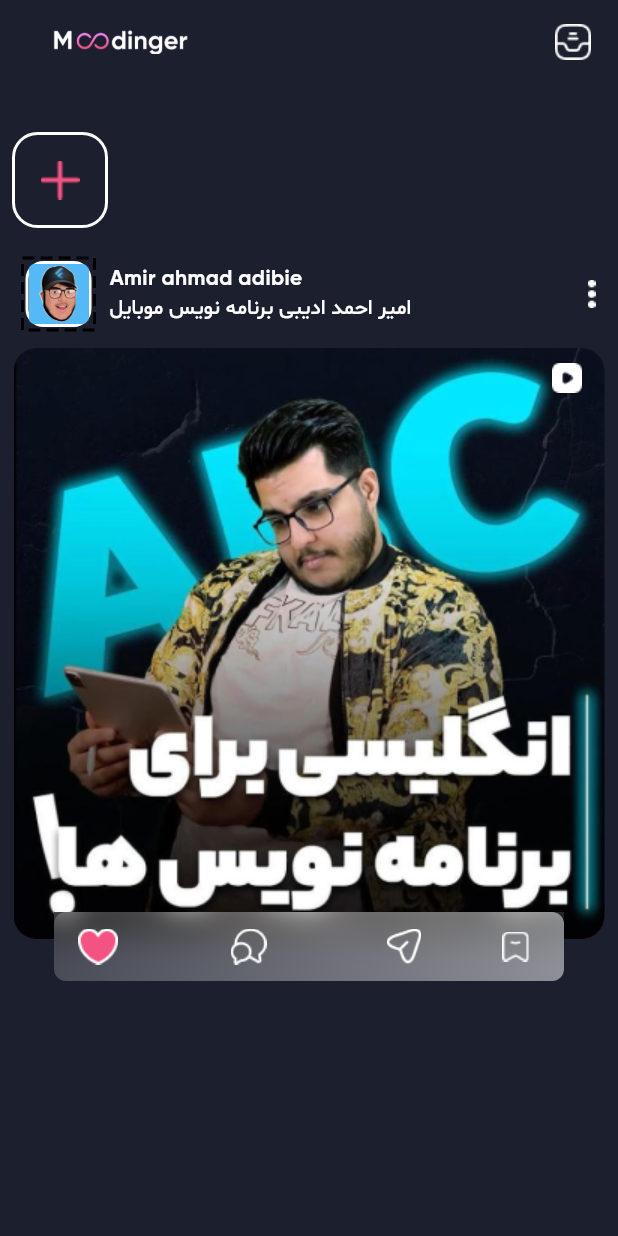
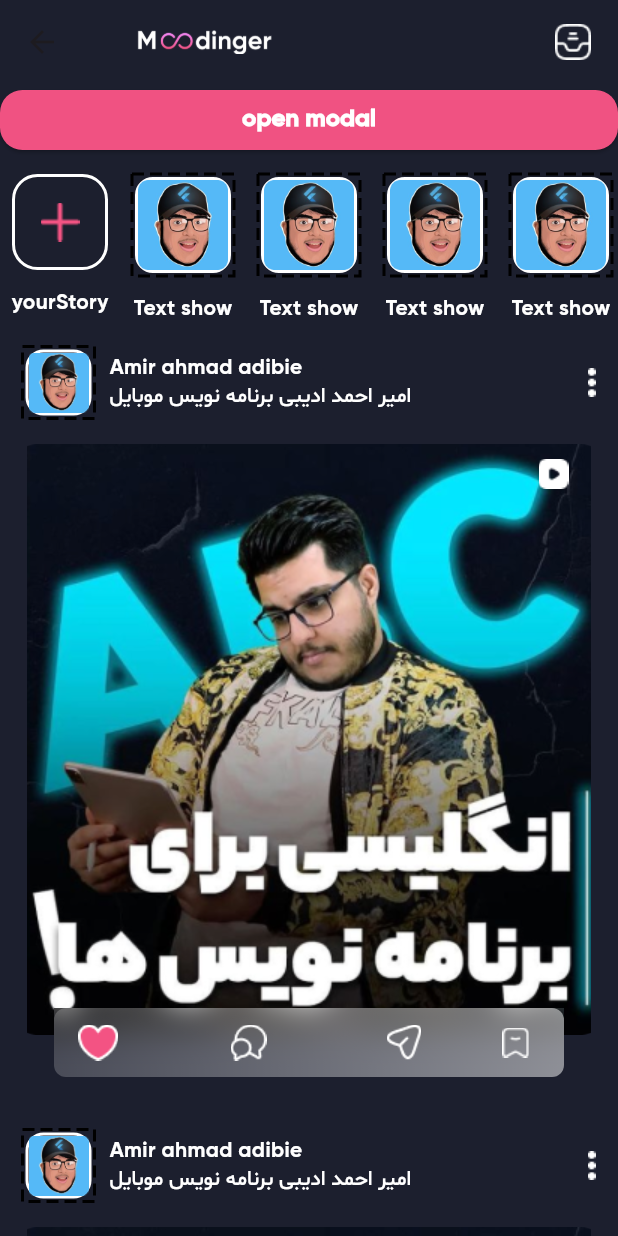
Before and after one commit to amirhoosian/instagram_clone, a Flutter app: the HomePageScreenPage screen opened directly, on a phone screen of 412 x 824 dp. Run offline on Flutter 3.47's test engine with Material 3 defaults, Android fonts, the phone set to English and light mode, and no system bars; drawn by our look-alikes of dotted_border.

Commit message:
add home and serach page

```diff
--- a/lib/main.dart
+++ b/lib/main.dart
@@ -1,5 +1,5 @@
 import 'package:flutter/material.dart';
-import 'package:instagram_clone/screens/home_page_screen/home_page_screen_page.dart';
+import 'package:instagram_clone/screens/serch_screen/serch_screen.dart';
 
 void main() {
   runApp(Application());
@@ -31,7 +31,7 @@
                     borderRadius: BorderRadius.circular(15))),
           )),
       debugShowCheckedModeBanner: false,
-      home: HomePageScreenPage(),
+      home: SearchScreen(),
     );
   }
 }
--- a/lib/screens/home_page_screen/home_page_screen_page.dart
+++ b/lib/screens/home_page_screen/home_page_screen_page.dart
@@ -2,6 +2,8 @@
 
 import 'package:dotted_border/dotted_border.dart';
 import 'package:flutter/material.dart';
+
+import '../../widget/bottomSahit.dart';
 
 class HomePageScreenPage extends StatelessWidget {
   const HomePageScreenPage({super.key});
@@ -27,14 +29,26 @@
           ],
         ),
         body: SafeArea(
-          child: Column(
-            children: [SizedBox(height: 24), showStory(), showPost()],
+          child: CustomScrollView(slivers: [
+            SliverToBoxAdapter(
+                child: ElevatedButton(
+                    onPressed: () {
+                      ModalBottomSheet(context);
+                    },
+                    child: Text('open modal'))),
+            SliverToBoxAdapter(child: storyShow()),
+            SliverList(
+              delegate: SliverChildBuilderDelegate((context, index) {
+                return showPost();
+              }, childCount: 7),
             ),
+          ]),
         ));
   }
 
   Widget showPost() {
     return Column(
+      mainAxisSize: MainAxisSize.max,
       children: [
         Padding(
           padding: const EdgeInsets.symmetric(vertical: 12, horizontal: 15),
@@ -77,7 +91,9 @@
             ],
           ),
         ),
-        Container(
+        Padding(
+          padding: const EdgeInsets.symmetric(horizontal: 18.0, vertical: 5),
+          child: Container(
             width: 394,
             height: 440,
             child: Stack(
@@ -134,17 +150,18 @@
               ],
             ),
           ),
+        ),
       ],
     );
   }
 
-  Widget showStory() {
-    return Padding(
-      padding: const EdgeInsets.all(8.0),
-      child: Row(children: [
+  Widget addStory() {
+    return Column(
+      children: [
         Container(
           width: 64,
           height: 64,
+          margin: EdgeInsets.symmetric(vertical: 12, horizontal: 8),
           decoration: BoxDecoration(
               borderRadius: BorderRadius.circular(17),
               border: Border.all(width: 2, color: Colors.white)),
@@ -154,8 +171,73 @@
             decoration: BoxDecoration(color: Colors.transparent),
             child: Image.asset('images/icon_plus.png'),
           ),
+        ),
+        Text(
+          'yourStory',
+          style: TextStyle(fontFamily: 'GB', color: Colors.white),
         )
-      ]),
+      ],
     );
   }
+
+  Widget story() {
+    return Column(
+      children: [
+        Container(
+          margin: EdgeInsets.symmetric(vertical: 12, horizontal: 8),
+          child: DottedBorder(
+            dashPattern: [8, 4],
+            strokeWidth: 2,
+            child: Container(
+              decoration: BoxDecoration(
+                  borderRadius: BorderRadius.circular(12),
+                  border: Border.all(width: 2, color: Colors.white)),
+              height: 64,
+              width: 64,
+              child: Container(
+                width: 62,
+                height: 62,
+                decoration:
+                    BoxDecoration(borderRadius: BorderRadius.circular(12)),
+                child: Image.asset('images/profile.png'),
+              ),
+            ),
+          ),
+        ),
+        Text('Text show',
+            style: TextStyle(fontFamily: 'GB', color: Colors.white))
+      ],
+    );
   }
+
+  Widget storyShow() {
+    return Container(
+      height: 115,
+      child: ListView.builder(
+          itemCount: 9,
+          scrollDirection: Axis.horizontal,
+          itemBuilder: (context, index) {
+            return index == 0 ? addStory() : story();
+          }),
+    );
+  }
+
+  ModalBottomSheet(BuildContext context) {
+    showModalBottomSheet(
+        barrierColor: Colors.transparent,
+        backgroundColor: Colors.transparent,
+        isScrollControlled: true,
+        context: context,
+        builder: (BuildContext contex) {
+          return Padding(
+            padding: EdgeInsets.only(
+                bottom: MediaQuery.of(context).viewInsets.bottom),
+            child: DraggableScrollableSheet(
+                maxChildSize: 0.7,
+                builder: (contex, controller) {
+                  return BottomShait(contoller: controller);
+                }),
+          );
+        });
+  }
+}
--- a/pubspec.yaml
+++ b/pubspec.yaml
@@ -36,6 +36,7 @@
   # Use with the CupertinoIcons class for iOS style icons.
   cupertino_icons: ^1.0.8
   dotted_border: ^2.1.0
+  flutter_staggered_grid_view: ^0.7.0
 
 dev_dependencies:
   flutter_test:
```
Also changed, not shown: lib/screens/post_screen/post_screen.dart (added, +10 -0 lines), lib/screens/serch_screen/serch_screen.dart (added, +138 -0 lines), lib/widget/bottomSahit.dart (added, +124 -0 lines), images/item10.png (added), images/item11.png (added), images/item12.png (added), images/item13.png (added), lib/generated/assets.dart, lib/screens/switch_account_scrren/switch_account_scrren.dart (renamed from lib/screens/switch_account_scrren.dart), pubspec.lock. Lines whose indentation alone changed are shown as unchanged.
